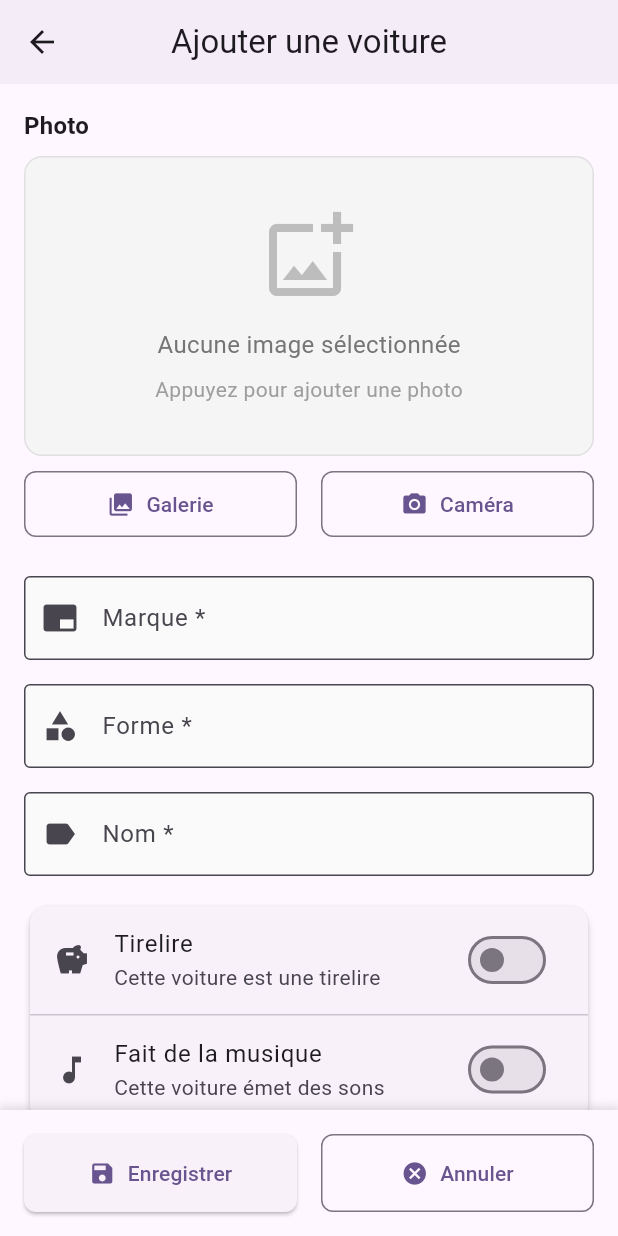
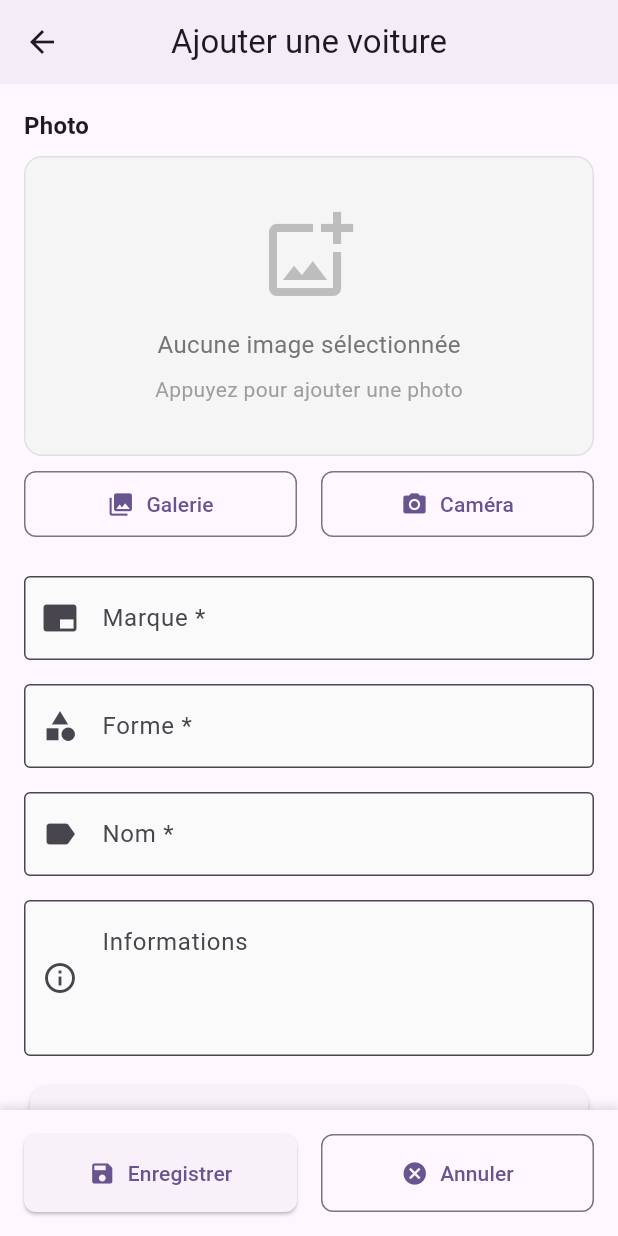
Before and after one commit to lopez-antonin/boitodex, a Flutter app: the screen it shows after launch, after a tap on "Ajouter", on a phone screen of 412 x 824 dp. Run offline on Flutter 3.47's test engine with Material 3 defaults, Android fonts, the phone set to English and light mode, and no system bars; our stand-ins replace flutter_riverpod, flutter_staggered_animations, image_picker, permission_handler, share_plus, shimmer and 1 more; accounts and stored records are empty.

```diff
--- a/lib/core/utils/validators.dart
+++ b/lib/core/utils/validators.dart
@@ -43,4 +43,13 @@ class Validators {
 
     return validateMaxLength(value, 100, fieldName: 'Le nom');
   }
+
+  // Nouveau validateur pour les informations (optionnel mais avec limite de caractères)
+  static String? validateInformations(String? value) {
+    if (value == null || value.trim().isEmpty) {
+      return null; // Champ optionnel
+    }
+
+    return validateMaxLength(value, 500, fieldName: 'Les informations');
+  }
 }
--- a/lib/data/datasources/car_database.dart
+++ b/lib/data/datasources/car_database.dart
@@ -26,7 +26,7 @@ class CarDatabase {
 
       return await openDatabase(
         path,
-        version: AppConstants.databaseVersion,
+        version: 3, // Nouvelle version pour ajouter le champ informations
         onCreate: _onCreate,
         onUpgrade: _onUpgrade,
       );
@@ -43,6 +43,7 @@ class CarDatabase {
         brand TEXT NOT NULL,
         shape TEXT NOT NULL,
         name TEXT NOT NULL,
+        informations TEXT,
         is_piggy_bank INTEGER NOT NULL DEFAULT 0,
         plays_music INTEGER NOT NULL DEFAULT 0,
         photo BLOB,
@@ -82,6 +83,11 @@ class CarDatabase {
       }
 
       await db.execute('CREATE INDEX idx_cars_uuid ON cars(uuid)');
+    }
+
+    if (oldVersion < 3) {
+      // Migration vers version 3 - Ajouter le champ informations
+      await db.execute('ALTER TABLE cars ADD COLUMN informations TEXT');
     }
   }
 
@@ -160,7 +166,8 @@ class CarDatabase {
           whereArgs.add(filter.shape);
         }
         if (filter.nameQuery.isNotEmpty) {
-          whereClauses.add('name LIKE ?');
+          whereClauses.add('(name LIKE ? OR informations LIKE ?)');
+          whereArgs.add('%${filter.nameQuery}%');
           whereArgs.add('%${filter.nameQuery}%');
         }
       }
@@ -219,7 +226,8 @@ class CarDatabase {
           whereArgs.add(filter.shape);
         }
         if (filter.nameQuery.isNotEmpty) {
-          whereClauses.add('name LIKE ?');
+          whereClauses.add('(name LIKE ? OR informations LIKE ?)');
+          whereArgs.add('%${filter.nameQuery}%');
           whereArgs.add('%${filter.nameQuery}%');
         }
       }
--- a/lib/data/models/car_model.dart
+++ b/lib/data/models/car_model.dart
@@ -7,6 +7,7 @@ class CarModel {
   final String brand;
   final String shape;
   final String name;
+  final String? informations; // Nouveau champ
   final bool isPiggyBank;
   final bool playsMusic;
   final Uint8List? photo;
@@ -19,6 +20,7 @@ class CarModel {
     required this.brand,
     required this.shape,
     required this.name,
+    this.informations, // Nouveau champ optionnel
     required this.isPiggyBank,
     required this.playsMusic,
     this.photo,
@@ -34,6 +36,7 @@ class CarModel {
     String? brand,
     String? shape,
     String? name,
+    String? informations, // Nouveau champ
     bool? isPiggyBank,
     bool? playsMusic,
     Uint8List? photo,
@@ -46,6 +49,7 @@ class CarModel {
       brand: brand ?? this.brand,
       shape: shape ?? this.shape,
       name: name ?? this.name,
+      informations: informations ?? this.informations, // Nouveau champ
       isPiggyBank: isPiggyBank ?? this.isPiggyBank,
       playsMusic: playsMusic ?? this.playsMusic,
       photo: photo ?? this.photo,
@@ -61,6 +65,7 @@ class CarModel {
       'brand': brand,
       'shape': shape,
       'name': name,
+      'informations': informations, // Nouveau champ
       'is_piggy_bank': isPiggyBank ? 1 : 0,
       'plays_music': playsMusic ? 1 : 0,
       'photo': photo,
@@ -76,6 +81,7 @@ class CarModel {
       brand: map['brand'] as String? ?? '',
       shape: map['shape'] as String? ?? '',
       name: map['name'] as String? ?? '',
+      informations: map['informations'] as String?, // Nouveau champ
       isPiggyBank: (map['is_piggy_bank'] as int? ?? 0) == 1,
       playsMusic: (map['plays_music'] as int? ?? 0) == 1,
       photo: map['photo'] as Uint8List?,
@@ -94,6 +100,7 @@ class CarModel {
       'brand': brand,
       'shape': shape,
       'name': name,
+      'informations': informations, // Nouveau champ
       'isPiggyBank': isPiggyBank,
       'playsMusic': playsMusic,
       'hasPhoto': photo != null,
--- a/lib/presentation/screens/add_edit_car_screen.dart
+++ b/lib/presentation/screens/add_edit_car_screen.dart
@@ -23,6 +23,7 @@ class _AddEditCarScreenState extends ConsumerState<AddEditCarScreen> {
   final _brandController = TextEditingController();
   final _shapeController = TextEditingController();
   final _nameController = TextEditingController();
+  final _informationsController = TextEditingController(); // Nouveau contrôleur
 
   bool _isPiggyBank = false;
   bool _playsMusic = false;
@@ -44,6 +45,7 @@ class _AddEditCarScreenState extends ConsumerState<AddEditCarScreen> {
     _brandController.dispose();
     _shapeController.dispose();
     _nameController.dispose();
+    _informationsController.dispose(); // Dispose du nouveau contrôleur
     super.dispose();
   }
 
@@ -52,6 +54,7 @@ class _AddEditCarScreenState extends ConsumerState<AddEditCarScreen> {
     _brandController.text = car.brand;
     _shapeController.text = car.shape;
     _nameController.text = car.name;
+    _informationsController.text = car.informations ?? ''; // Nouveau champ
     _isPiggyBank = car.isPiggyBank;
     _playsMusic = car.playsMusic;
     _photoBytes = car.photo;
@@ -71,6 +74,38 @@ class _AddEditCarScreenState extends ConsumerState<AddEditCarScreen> {
     setState(() => _photoBytes = null);
   }
 
+  void _showFullImage() {
+    if (_photoBytes == null) return;
+
+    showDialog(
+      context: context,
+      builder: (context) => Dialog(
+        backgroundColor: Colors.black,
+        child: Stack(
+          children: [
+            Center(
+              child: InteractiveViewer(
+                child: Image.memory(_photoBytes!),
+              ),
+            ),
+            Positioned(
+              top: 40,
+              right: 20,
+              child: IconButton(
+                onPressed: () => Navigator.of(context).pop(),
+                icon: const Icon(
+                  Icons.close,
+                  color: Colors.white,
+                  size: 30,
+                ),
+              ),
+            ),
+          ],
+        ),
+      ),
+    );
+  }
+
   Future<void> _save() async {
     if (!_formKey.currentState!.validate()) return;
 
@@ -83,6 +118,9 @@ class _AddEditCarScreenState extends ConsumerState<AddEditCarScreen> {
         brand: _brandController.text.trim(),
         shape: _shapeController.text.trim(),
         name: _nameController.text.trim(),
+        informations: _informationsController.text.trim().isEmpty
+            ? null
+            : _informationsController.text.trim(), // Nouveau champ
         isPiggyBank: _isPiggyBank,
         playsMusic: _playsMusic,
         photo: _photoBytes,
@@ -182,7 +220,9 @@ class _AddEditCarScreenState extends ConsumerState<AddEditCarScreen> {
             child: Column(
               crossAxisAlignment: CrossAxisAlignment.stretch,
               children: [
-                // Photo
+                // Photo avec possibilité d'affichage plein écran
+                Stack(
+                  children: [
                     ImagePickerWidget(
                       imageBytes: _photoBytes,
                       onImageSelected: _onImageSelected,
@@ -190,6 +230,24 @@ class _AddEditCarScreenState extends ConsumerState<AddEditCarScreen> {
                       imageSize: _photoBytes != null
                           ? ImageUtils.getImageSizeText(_photoBytes)
                           : null,
+                    ),
+                    if (_photoBytes != null)
+                      Positioned(
+                        top: 40,
+                        left: 8,
+                        child: Container(
+                          decoration: BoxDecoration(
+                            color: Colors.black54,
+                            borderRadius: BorderRadius.circular(16),
+                          ),
+                          child: IconButton(
+                            onPressed: _showFullImage,
+                            icon: const Icon(Icons.fullscreen, color: Colors.white),
+                            tooltip: 'Voir en grand',
+                          ),
+                        ),
+                      ),
+                  ],
                 ),
                 const SizedBox(height: 24),
 
@@ -229,6 +287,21 @@ class _AddEditCarScreenState extends ConsumerState<AddEditCarScreen> {
                   ),
                   validator: Validators.validateName,
                   textCapitalization: TextCapitalization.words,
+                ),
+                const SizedBox(height: 16),
+
+                // Informations - NOUVEAU CHAMP
+                TextFormField(
+                  controller: _informationsController,
+                  decoration: const InputDecoration(
+                    labelText: 'Informations',
+                    hintText: 'Ex: Obtenue pour mon anniversaire, légèrement rayée...',
+                    border: OutlineInputBorder(),
+                    prefixIcon: Icon(Icons.info_outline),
+                    alignLabelWithHint: true,
+                  ),
+                  maxLines: 3,
+                  textCapitalization: TextCapitalization.sentences,
                 ),
                 const SizedBox(height: 16),
 
--- a/pubspec.yaml
+++ b/pubspec.yaml
@@ -26,11 +26,12 @@ dependencies:
   image_picker: ^1.0.4
   image: ^4.1.3
   cached_network_image: ^3.3.1
+  image_cropper: ^9.1.0  # NOUVELLE DÉPENDANCE pour le recadrage
 
   # Permissions
   permission_handler: ^12.0.1
 
-  # File handling (REMPLACÉ file_picker par share_plus uniquement)
+  # File handling
   path_provider: ^2.1.1
   share_plus: ^11.1.0
 
```
Also changed, not shown: lib/presentation/widgets/car_list_item.dart (+15 -2 lines), lib/presentation/widgets/image_crop_widget.dart (added, +191 -0 lines), lib/presentation/widgets/image_picker_widget.dart (+15 -2 lines), pubspec.lock. Lines whose indentation alone changed are shown as unchanged.
